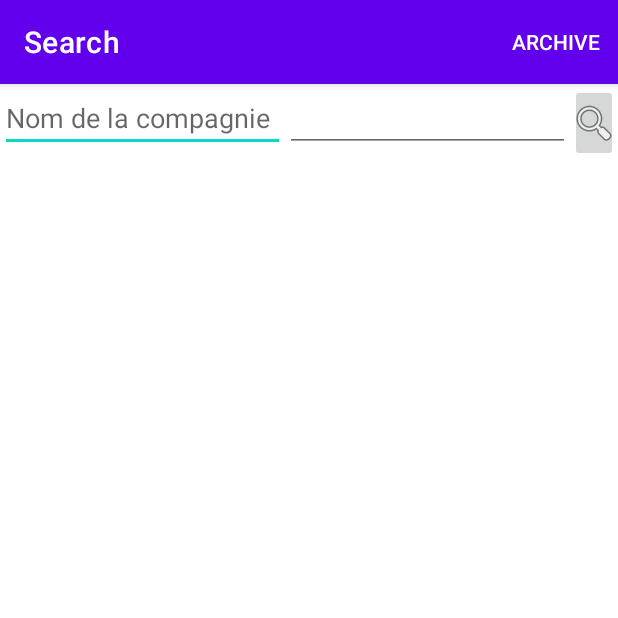
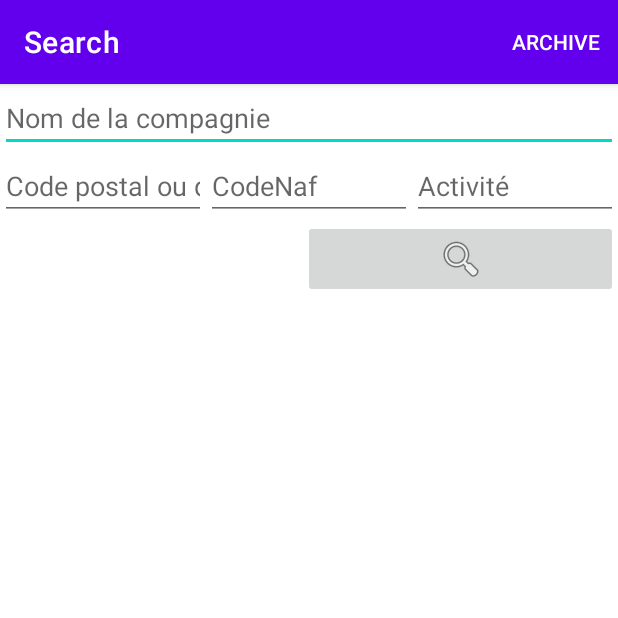
Before and after one commit to Remidelaporte/SearchCompany, an Android app: the screen it shows after launch (MainActivity), after a tap on an icon or button, on a phone screen of 412 x 824 dp, the top half of it. Run offline under Robolectric (Android 15) with nearby library versions, the phone set to English and light mode, and no system bars; our stand-ins replace Room's generated code.

Commit message:
debut design

```diff
--- /dev/null
+++ b/app/src/main/java/fr/esimed/searchcompany/LauncherActivity.kt
@@ -0,0 +1,21 @@
+package fr.esimed.searchcompany
+
+import android.content.Intent
+import androidx.appcompat.app.AppCompatActivity
+import android.os.Bundle
+import android.os.Handler
+
+class LauncherActivity : AppCompatActivity() {
+    private val Delay:Long=5000
+
+    override fun onCreate(savedInstanceState: Bundle?) {
+        super.onCreate(savedInstanceState)
+        setContentView(R.layout.activity_launcher)
+
+        supportActionBar!!.hide()
+        Handler().postDelayed({
+            startActivity(Intent(this,MainActivity::class.java))
+            finish()
+        }, Delay)
+    }
+}
--- a/app/src/main/java/fr/esimed/searchcompany/SearchService.kt
+++ b/app/src/main/java/fr/esimed/searchcompany/SearchService.kt
@@ -3,8 +3,10 @@ package fr.esimed.searchcompany
 import android.content.Context
 import android.util.JsonReader
 import android.util.JsonToken
+import android.widget.Spinner
 import fr.esimed.searchcompany.data.SCDatabase
 import fr.esimed.searchcompany.data.SearchDAO
+import fr.esimed.searchcompany.data.model.CodeNAFAPE
 import fr.esimed.searchcompany.data.model.Company
 import fr.esimed.searchcompany.data.model.KeyCompanySearch
 import fr.esimed.searchcompany.data.model.Search
@@ -20,9 +22,10 @@ class SearchService(context: Context) {
     private val extendURL="?page=1&per_page=10"
     private val codeURL="?code_postal=%s&"
     private val departURL="?departement=%s&"
+    private val activityURL="?activite_principale=%s&"
     private val context=context
 
-    fun getCompagny(query:String,codeint:String):Long{
+    fun getCompagny(query:String,codeint:String,spinner: CodeNAFAPE?):Long{
         val db=SCDatabase.getDatabase(context)
         val searchDAO=db.searchDAO()
         val companyDAO=db.companyDAO()
@@ -30,22 +33,24 @@ class SearchService(context: Context) {
         val sdf = SimpleDateFormat("yyyy/MM/dd")
         val c = Calendar.getInstance()
         val date = sdf.format(c.time).toString()
-
+        var urltemp=String.format("$queryURL",query)
         var url:URL
         when(codeint.length){
             2->{
-                queryURL="$queryURL$departURL$extendURL"
-                url= URL(String.format(queryURL,query,codeint))
+                urltemp="$urltemp$departURL"
+                urltemp=String.format(urltemp,codeint)
             }
             5->{
-                queryURL="$queryURL$departURL$extendURL"
-                url= URL(String.format(queryURL,query,codeint))
-            }
-            else->{
-                queryURL="$queryURL$extendURL"
-                url= URL(String.format(queryURL,query))
+                urltemp="$urltemp$codeURL"
+                urltemp=String.format(urltemp,codeint)
             }
         }
+        if (spinner!=null)
+        {
+            urltemp="$urltemp$activityURL"
+            urltemp=String.format(urltemp,spinner.CodeNAFAPE)
+        }
+        url=URL("$urltemp$extendURL")
         var ifalready=searchDAO.getIdifalready(url.toString())
         if(ifalready!=0.toLong())
         {
--- a/app/src/main/java/fr/esimed/searchcompany/data/CodeNafDAO.kt
+++ b/app/src/main/java/fr/esimed/searchcompany/data/CodeNafDAO.kt
@@ -1,13 +1,16 @@
 package fr.esimed.searchcompany.data
 
-import androidx.room.Dao
-import androidx.room.Delete
-import androidx.room.Insert
-import androidx.room.Update
+import androidx.room.*
 import fr.esimed.searchcompany.data.model.CodeNAFAPE
 
 @Dao
 interface CodeNafDAO {
+
+    @Query("Select * from codenafape where CodeNAFAPE LIKE :code")
+    fun getNAFLike(code:String):List<CodeNAFAPE>
+
+    @Query("Select * from codenafape where Description LIKE :code")
+    fun getactiveLike(code:String):List<CodeNAFAPE>
     @Insert
     fun insert(codenaf: CodeNAFAPE)
     @Update
--- a/app/src/main/res/layout/activity_main.xml
+++ b/app/src/main/res/layout/activity_main.xml
@@ -6,6 +6,11 @@
     android:layout_height="match_parent"
     android:orientation="vertical"
     tools:context=".MainActivity">
+
+    <LinearLayout
+        android:layout_width="match_parent"
+        android:layout_height="wrap_content"
+        android:orientation="vertical">
 
         <LinearLayout
             android:layout_width="match_parent"
@@ -21,13 +26,53 @@
                 android:hint="@string/ETsearchhint"
                 android:inputType="textPersonName" />
 
+
+        </LinearLayout>
+
+        <LinearLayout
+            android:layout_width="match_parent"
+            android:layout_height="match_parent"
+            android:orientation="horizontal">
+
             <EditText
                 android:id="@+id/ETcode"
                 android:layout_width="wrap_content"
                 android:layout_height="wrap_content"
                 android:layout_weight="1"
                 android:ems="10"
-            android:inputType="text" />
+                android:inputType="text"
+                android:hint="Code postal ou département"/>
+
+            <EditText
+                android:id="@+id/ETNAF"
+                android:layout_width="wrap_content"
+                android:layout_height="wrap_content"
+                android:layout_weight="1"
+                android:ems="10"
+                android:inputType="textPersonName"
+                android:hint="CodeNaf" />
+
+            <EditText
+                android:id="@+id/ETactivite"
+                android:layout_width="wrap_content"
+                android:layout_height="wrap_content"
+                android:layout_weight="1"
+                android:ems="10"
+                android:inputType="textPersonName"
+                android:hint="Activité" />
+        </LinearLayout>
+
+        <LinearLayout
+            android:layout_width="match_parent"
+            android:layout_height="match_parent"
+            android:orientation="horizontal">
+
+            <Spinner
+                android:id="@+id/SPactive"
+                android:layout_width="wrap_content"
+                android:layout_height="wrap_content"
+                android:layout_weight="1"
+                android:visibility="invisible"/>
 
             <ImageButton
                 android:id="@+id/BTsearch"
@@ -36,6 +81,7 @@
                 android:layout_weight="1"
                 app:srcCompat="@android:drawable/ic_menu_search" />
 
+        </LinearLayout>
 
     </LinearLayout>
 
```
Also changed, not shown: app/src/main/AndroidManifest.xml (+9 -6 lines), app/src/main/java/fr/esimed/searchcompany/MainActivity.kt (+78 -1 lines), app/src/main/res/layout/activity_launcher.xml (added, +18 -0 lines). Lines whose indentation alone changed are shown as unchanged.
